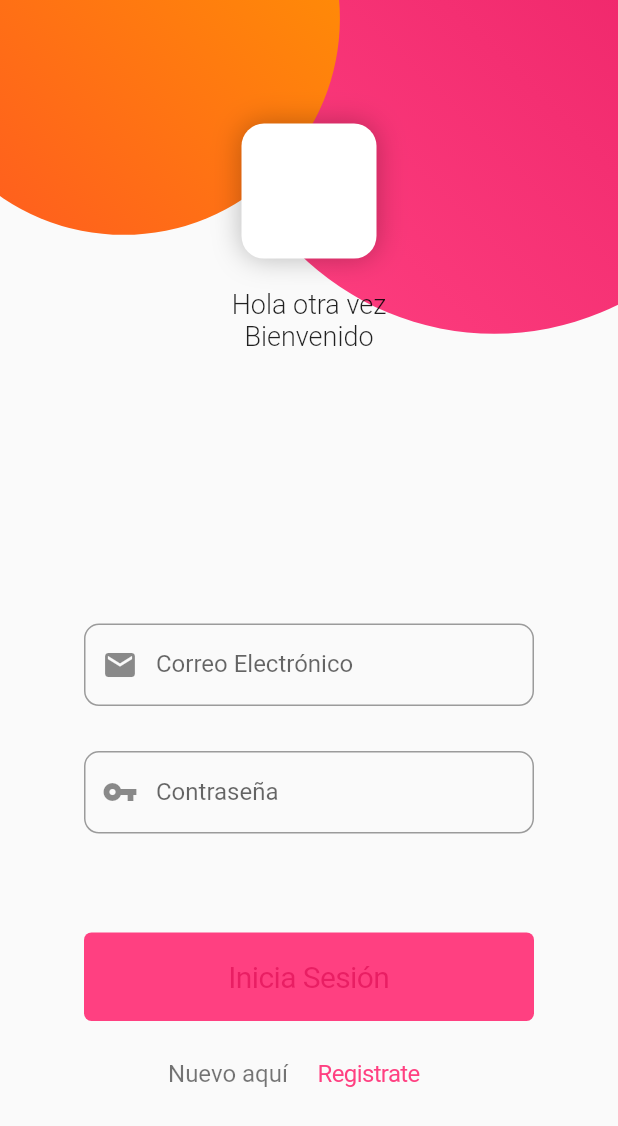
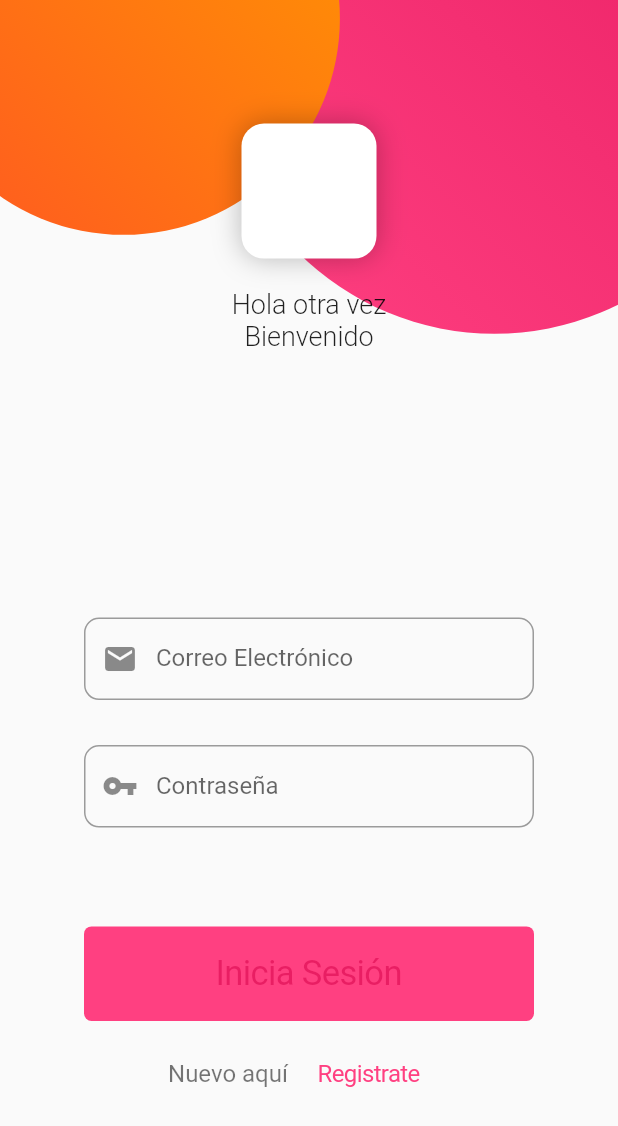
Before and after one commit to DevZamSe/flutter_login_aws, a Flutter app: the screen it shows after launch, on a phone screen of 412 x 824 dp. Shown: the top 1126 px of the screen. Run offline on Flutter 3.47's test engine with Material 2 defaults, Android fonts, the phone set to English and light mode, and no system bars; our stand-ins replace bubble_bottom_bar, flutter_secure_storage, location; missing offline and left inert: majascan.

Commit message:
5.04.2020

```diff
--- a/lib/main.dart
+++ b/lib/main.dart
@@ -1,7 +1,11 @@
 import 'package:flutter/material.dart';
 import 'package:fluttersecretchat/pages/login/login.dart';
 import 'package:fluttersecretchat/pages/login/registro.dart';
+import 'package:fluttersecretchat/pages/login/splash.dart';
 import 'package:fluttersecretchat/pages/menu/menu.dart';
+import 'package:fluttersecretchat/pages/menu/pages/inicio.dart';
+import 'package:fluttersecretchat/pages/menu/pages/maps.dart';
+import 'package:fluttersecretchat/pages/menu/pages/scan.dart';
 
 void main() => runApp(MyApp());
 
@@ -15,11 +19,14 @@ class MyApp extends StatelessWidget {
       theme: ThemeData(
         primarySwatch: Colors.pink,
       ),
-      home: LoginPage(),
+      home: SplashPage(),
       routes: {
         'login': (context) => LoginPage(),
         'registro': (context) => RegistroPage(),
-        'menu': (context) => Menu()
+        'menu': (context) => Menu(),
+        'inicio': (context) => Inicio(),
+        'maps': (context) => Maps(),
+        'scan': (context) => Scan()
       },
     );
   }
--- a/lib/pages/login/login.dart
+++ b/lib/pages/login/login.dart
@@ -2,6 +2,7 @@ import 'package:flutter/cupertino.dart';
 import 'package:flutter/material.dart';
 import 'package:flutter/services.dart';
 import 'package:fluttersecretchat/api/auth_api.dart';
+import 'package:fluttersecretchat/utils/responsive.dart';
 import 'package:fluttersecretchat/widgets/circle.dart';
 import 'package:fluttersecretchat/widgets/input_text.dart';
 
@@ -19,7 +20,6 @@ class _LoginPageState extends State<LoginPage> {
   @override
   void initState() {
     super.initState();
-
     SystemChrome.setSystemUIOverlayStyle(SystemUiOverlayStyle.light);
   }
 
@@ -42,8 +42,8 @@ class _LoginPageState extends State<LoginPage> {
 
   @override
   Widget build(BuildContext context) {
-
     final size = MediaQuery.of(context).size;
+    final responsive = Responsive(context);
 
     return Scaffold(
       body: GestureDetector(
@@ -190,6 +190,7 @@ class _LoginPageState extends State<LoginPage> {
   }
 
   Widget _boton(Size size){
+    final responsive = Responsive(context);
     final boton = SizedBox(
       child: Column(
         children: <Widget>[
@@ -200,7 +201,7 @@ class _LoginPageState extends State<LoginPage> {
                   color: Colors.pinkAccent,
                   borderRadius: BorderRadius.circular(5),
                   onPressed: ()=> _submit(),
-                  child: Text("Inicia Sesión", style: TextStyle(fontSize: 20))
+                  child: Text("Inicia Sesión", style: TextStyle(fontSize: responsive.ip(2.5)))
               )
           )
         ],
--- /dev/null
+++ b/lib/utils/responsive.dart
@@ -0,0 +1,28 @@
+import 'dart:math' as math;
+
+import 'package:flutter/cupertino.dart';
+
+class Responsive {
+
+  double width, height, inch;
+
+  Responsive(BuildContext context){
+    final size = MediaQuery.of(context).size;
+    width = size.width;
+    height = size.height;
+
+    inch = math.sqrt(math.pow(width, 2)+ math.pow(height, 2));
+  }
+
+  double wp(double percent){
+    return width * percent /100;
+  }
+
+  double hp(double percent){
+    return height * percent /100;
+  }
+
+  double ip(double percent){
+    return inch * percent /100;
+  }
+}
--- /dev/null
+++ b/lib/utils/session.dart
@@ -0,0 +1,25 @@
+import 'dart:convert';
+
+import 'package:flutter_secure_storage/flutter_secure_storage.dart';
+
+class Session{
+  final key = "SESSION";
+  final storage = new FlutterSecureStorage();
+
+  set(String token, int expiresIn) async{
+    final data = {
+      'token': token,
+      'expiresIn': expiresIn,
+      'createdAt': DateTime.now().toString()
+    };
+    await storage.write(key: key, value: jsonEncode(data));
+  }
+
+  get() async{
+    final result = await storage.read(key: key);
+    if(result != null){
+      return jsonDecode(result);
+    }
+    return null;
+  }
+}
--- a/pubspec.yaml
+++ b/pubspec.yaml
@@ -25,6 +25,9 @@ dependencies:
   cupertino_icons: ^0.1.2
   bubble_bottom_bar: ^1.2.0
   http: ^0.12.0+4
+  majascan: ^0.3.6
+  mapbox_gl: ^0.0.5
+  flutter_secure_storage: ^3.3.2
 
 dev_dependencies:
   flutter_test:
```
Also changed, not shown: lib/api/auth_api.dart (+82 -2 lines), lib/pages/login/splash.dart (added, +38 -0 lines), lib/pages/menu/menu.dart (+9 -2 lines), lib/pages/menu/pages/maps.dart (+41 -6 lines), lib/pages/menu/pages/scan.dart (added, +68 -0 lines), pubspec.lock, 2 other files.
